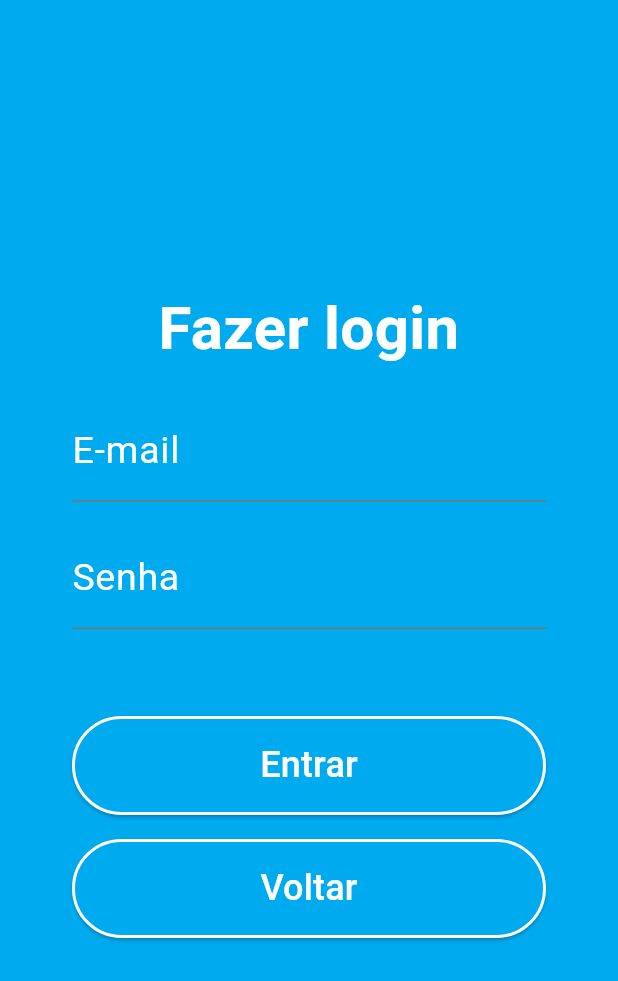
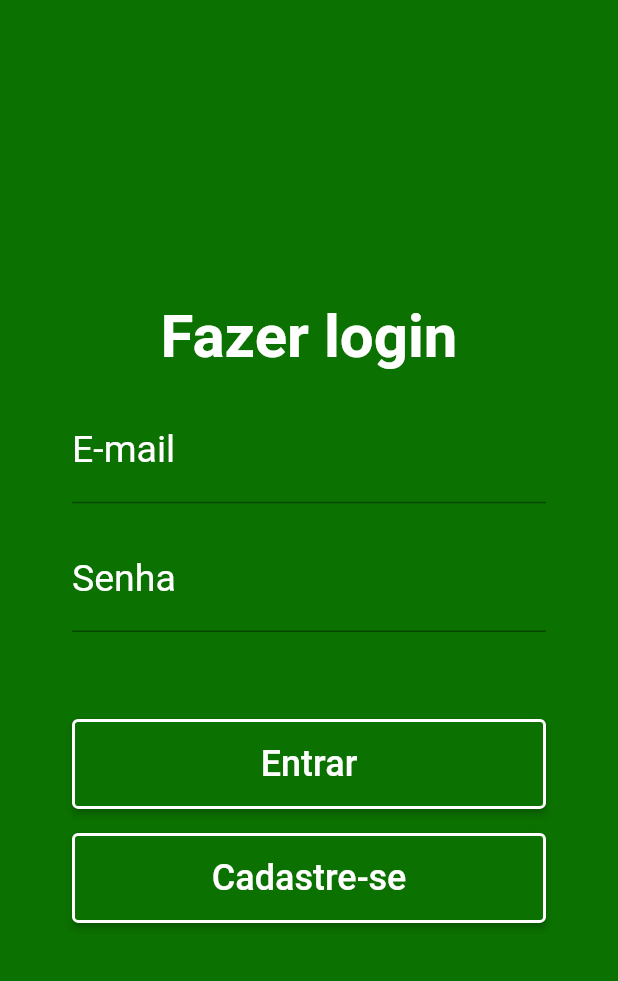
Before and after one commit to JulioAltenhofen/projeto_casa_arduino, a Flutter app: the Login screen opened directly, on a phone screen of 412 x 824 dp. Shown: the top 981 px of the screen. Run offline on Flutter 3.47's test engine with Material 2 defaults, Android fonts, the phone set to English and light mode, and no system bars.

Commit message:
Mudança geral

```diff
--- /dev/null
+++ b/lib/data/dummy_users.dart
@@ -0,0 +1,8 @@
+import 'package:projeto_casa_arduino/models/user.dart';
+
+const DUMMY_USERS = {
+  '1': User(id: '1', name: 'Maria', email: 'maria@alunos.com.br'),
+  '2': User(id: '2', name: 'Rafael', email: 'rafael@alunos.com.br'),
+  '3': User(id: '3', name: 'Fernanda', email: 'fernanda@zymail.com.br'),
+  '4': User(id: '4', name: 'Guilherme', email: 'guigui@abcmail.com')
+};
--- /dev/null
+++ b/lib/models/comodo.dart
@@ -0,0 +1,11 @@
+import 'package:flutter/material.dart';
+
+class Comodo {
+  final String? id;
+  final String? name;
+
+  const Comodo({
+    this.id,
+    @required this.name,
+  });
+}
--- /dev/null
+++ b/lib/models/user.dart
@@ -0,0 +1,15 @@
+import 'package:flutter/material.dart';
+
+class User {
+  final String? id;
+  final String? name;
+  final String? email;
+  final String? senha;
+
+  const User({
+    this.id,
+    @required this.name,
+    @required this.email,
+    @required this.senha,
+  });
+}
--- /dev/null
+++ b/lib/routes/app_routes.dart
@@ -0,0 +1,6 @@
+class AppRoutes {
+  static const LOGIN = '/';
+  static const USER_FORM = '/user-form';
+  static const COMODOS = '/comodos';
+  static const SIGNUP = '/signup';
+}
--- a/lib/login.dart
+++ b/lib/views/login.dart
@@ -1,5 +1,4 @@
 import 'package:flutter/material.dart';
-import 'teste.dart';
 
 class Login extends StatelessWidget {
   const Login({Key? key}) : super(key: key);
@@ -7,7 +6,7 @@
   @override
   Widget build(BuildContext context) {
     return Scaffold(
-      backgroundColor: Color.fromRGBO(0, 170, 238, 1),
+      backgroundColor: Color.fromRGBO(11, 113, 0, 1),
       body: Padding(
         padding: const EdgeInsets.all(8.0),
         child: Column(
@@ -62,11 +61,11 @@
                   const EdgeInsets.symmetric(vertical: 8.0, horizontal: 40.0),
               child: ElevatedButton(
                 style: ElevatedButton.styleFrom(
-                  backgroundColor: Color.fromRGBO(0, 170, 238, 1),
+                  backgroundColor: Color.fromRGBO(11, 113, 0, 1),
                   side: BorderSide(width: 2, color: Colors.white),
                 ),
                 onPressed: () {
-                  Navigator.of(context).pushReplacementNamed('/teste');
+                  Navigator.of(context).pushReplacementNamed('/comodos');
                 },
                 child: Padding(
                   padding: const EdgeInsets.all(16.0),
@@ -82,16 +81,16 @@
                   const EdgeInsets.symmetric(vertical: 8.0, horizontal: 40.0),
               child: ElevatedButton(
                 style: ElevatedButton.styleFrom(
-                  backgroundColor: Color.fromRGBO(0, 170, 238, 1),
+                  backgroundColor: Color.fromRGBO(11, 113, 0, 1),
                   side: BorderSide(width: 2, color: Colors.white),
                 ),
                 onPressed: () {
-                  Navigator.of(context).pushReplacementNamed('/');
+                  Navigator.of(context).pushReplacementNamed('/signup');
                 },
                 child: Padding(
                   padding: const EdgeInsets.all(16.0),
                   child: Text(
-                    "Voltar",
+                    "Cadastre-se",
                     style: TextStyle(color: Colors.white, fontSize: 24),
                   ),
                 ),
--- a/lib/signup.dart
+++ b/lib/views/signup.dart
@@ -60,7 +60,7 @@
                     const EdgeInsets.symmetric(vertical: 8.0, horizontal: 40.0),
                 child: ElevatedButton(
                   style: ElevatedButton.styleFrom(
-                    backgroundColor: Color.fromRGBO(0, 170, 238, 1),
+                    backgroundColor: Color.fromRGBO(11, 113, 0, 1),
                     side: BorderSide(width: 2, color: Colors.white),
                   ),
                   onPressed: () {
@@ -80,7 +80,7 @@
                     const EdgeInsets.symmetric(vertical: 8.0, horizontal: 40.0),
                 child: ElevatedButton(
                   style: ElevatedButton.styleFrom(
-                    backgroundColor: Color.fromRGBO(0, 170, 238, 1),
+                    backgroundColor: Color.fromRGBO(11, 113, 0, 1),
                     side: BorderSide(width: 2, color: Colors.white),
                   ),
                   onPressed: () {
@@ -105,7 +105,7 @@
   @override
   Widget build(BuildContext context) {
     return Scaffold(
-      backgroundColor: Color.fromRGBO(0, 170, 238, 1),
+      backgroundColor: Color.fromRGBO(11, 113, 0, 1),
       body: constroiTelaCadastro(context),
     );
   }
--- a/pubspec.yaml
+++ b/pubspec.yaml
@@ -30,6 +30,7 @@
 dependencies:
   flutter:
     sdk: flutter
+  provider:
 
 
   # The following adds the Cupertino Icons font to your application.
```
Also changed, not shown: lib/components/user_tile.dart (added, +67 -0 lines), lib/main.dart (+23 -113 lines), lib/models/house.dart (added, +11 -0 lines), lib/provider/users.dart (added, +59 -0 lines), lib/teste.dart (deleted, +0 -37 lines), lib/views/house.dart (added, +121 -0 lines), lib/views/user_list.dart (added, +30 -0 lines), pubspec.lock, 1 other file.
